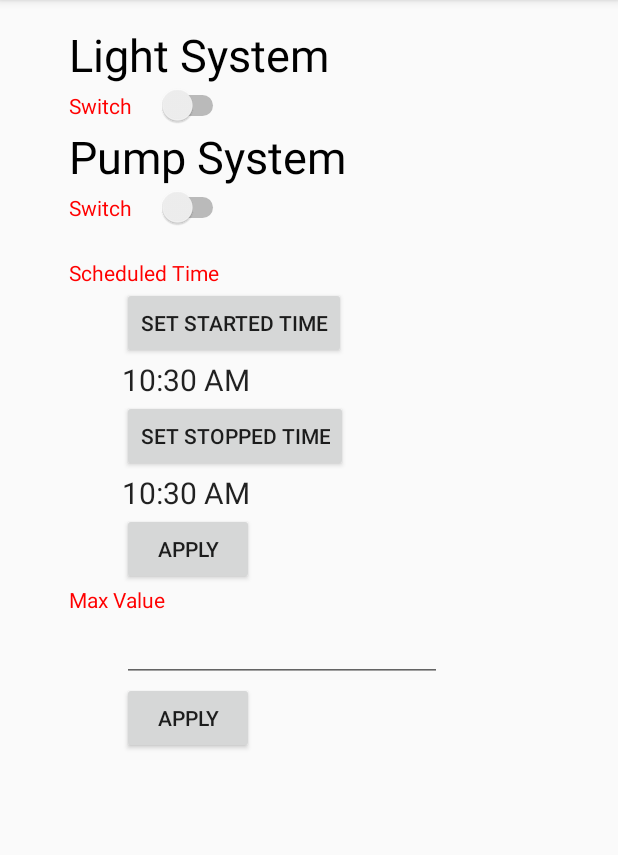
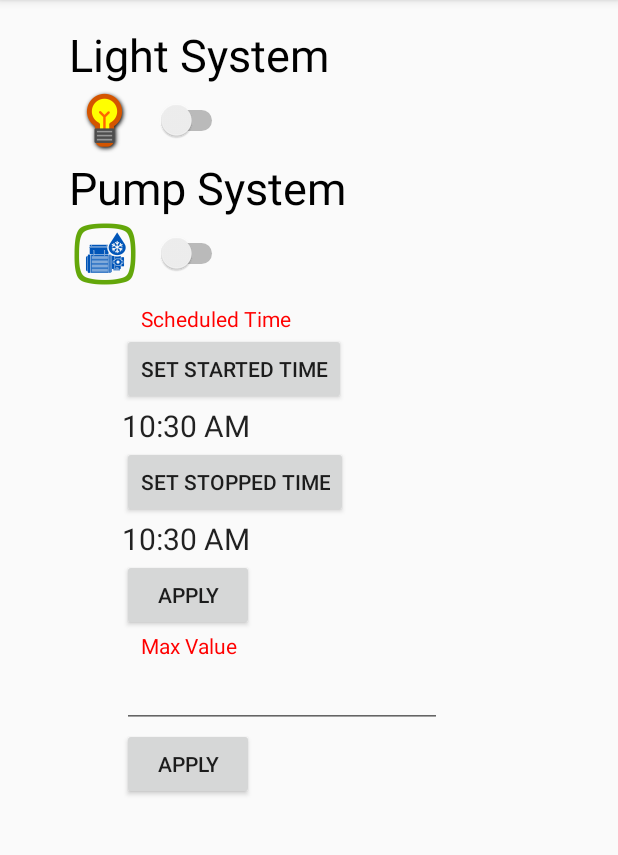
Before and after one commit to danhnguyenviet/LightPumpController, an Android app: the SystemActivity screen opened directly, with no data from a screen before it, on a phone screen of 412 x 824 dp, the part 84-939 px from its top. Run offline under Robolectric (Android 15) with nearby library versions, the phone set to English and light mode, and no system bars.

Commit message:
Add light and pump icon in system activity

```diff
--- a/IoT/app/src/main/res/layout-v17/activity_system.xml
+++ b/IoT/app/src/main/res/layout-v17/activity_system.xml
@@ -28,16 +28,26 @@
             android:layout_marginStart="30dp"
             android:textColor="#000000" />
 
+        <ImageView
+            android:layout_width="wrap_content"
+            android:layout_height="wrap_content"
+            android:id="@+id/imageView3"
+            android:src="@mipmap/ic_light"
+            android:layout_below="@+id/textView1"
+            android:layout_alignLeft="@+id/textView1"
+            android:layout_alignStart="@+id/textView1" />
+
         <Switch
             android:layout_width="wrap_content"
             android:layout_height="wrap_content"
-            android:text="Switch     "
+            android:text="   "
             android:id="@+id/switch1"
+            android:textColor="#ff0000"
+            android:checked="false"
             android:layout_below="@+id/textView1"
-            android:layout_alignLeft="@+id/textView1"
-            android:layout_alignStart="@+id/textView1"
-            android:textColor="#ff0000"
-            android:checked="false">
+            android:layout_toRightOf="@+id/imageView3"
+            android:layout_toEndOf="@+id/imageView3"
+            android:layout_marginTop="10dp">
         </Switch>
 
         <TextView
@@ -45,22 +55,23 @@
             android:layout_height="wrap_content"
             android:text="Pump System"
             android:id="@+id/textView2"
-            android:layout_marginTop="0dp"
             android:textSize="30dp"
             android:textColor="#000000"
-            android:layout_below="@+id/switch1"
-            android:layout_alignLeft="@+id/switch1"
-            android:layout_alignStart="@+id/switch1" />
+            android:layout_below="@+id/imageView3"
+            android:layout_alignLeft="@+id/imageView3"
+            android:layout_alignStart="@+id/imageView3" />
 
         <Switch
             android:layout_width="wrap_content"
             android:layout_height="wrap_content"
-            android:text="Switch     "
+            android:text="   "
             android:id="@+id/switch2"
             android:textColor="#ff0000"
+            android:checked="false"
             android:layout_below="@+id/textView2"
-            android:layout_alignLeft="@+id/switch1"
-            android:checked="false" />
+            android:layout_toRightOf="@+id/imageView"
+            android:layout_toEndOf="@+id/imageView"
+            android:layout_marginTop="10dp"/>
 
         <TextView
             android:layout_width="wrap_content"
@@ -153,6 +164,15 @@
             android:layout_alignLeft="@+id/editText2"
             android:layout_alignStart="@+id/editText2" />
 
+        <ImageView
+            android:layout_width="wrap_content"
+            android:layout_height="wrap_content"
+            android:id="@+id/imageView"
+            android:src="@mipmap/ic_pump"
+            android:layout_below="@+id/textView2"
+            android:layout_alignLeft="@+id/textView2"
+            android:layout_alignStart="@+id/textView2" />
+
     </RelativeLayout>
 
 </ScrollView>
--- a/IoT/app/src/main/res/layout/activity_main.xml
+++ b/IoT/app/src/main/res/layout/activity_main.xml
@@ -66,15 +66,6 @@
         <ImageView
             android:layout_width="wrap_content"
             android:layout_height="wrap_content"
-            android:id="@+id/imageView"
-            android:src="@mipmap/ic_launcher"
-            android:layout_below="@+id/textView"
-            android:layout_centerHorizontal="true"
-            android:visibility="invisible"/>
-
-        <ImageView
-            android:layout_width="wrap_content"
-            android:layout_height="wrap_content"
             android:id="@+id/imageView2"
             android:src="@mipmap/ic_launcher"
             android:layout_centerHorizontal="true"
```
Also changed, not shown: IoT/app/src/main/ic_light-web.png (added), IoT/app/src/main/ic_pump-web.png (added), IoT/app/src/main/res/mipmap-hdpi/ic_light.png (added), IoT/app/src/main/res/mipmap-hdpi/ic_pump.png (added), IoT/app/src/main/res/mipmap-mdpi/ic_light.png (added), IoT/app/src/main/res/mipmap-mdpi/ic_pump.png (added), IoT/app/src/main/res/mipmap-xhdpi/ic_light.png (added), IoT/app/src/main/res/mipmap-xhdpi/ic_pump.png (added), IoT/app/src/main/res/mipmap-xxhdpi/ic_light.png (added), IoT/app/src/main/res/mipmap-xxhdpi/ic_pump.png (added), IoT/app/src/main/res/mipmap-xxxhdpi/ic_light.png (added), IoT/app/src/main/res/mipmap-xxxhdpi/ic_pump.png (added).
